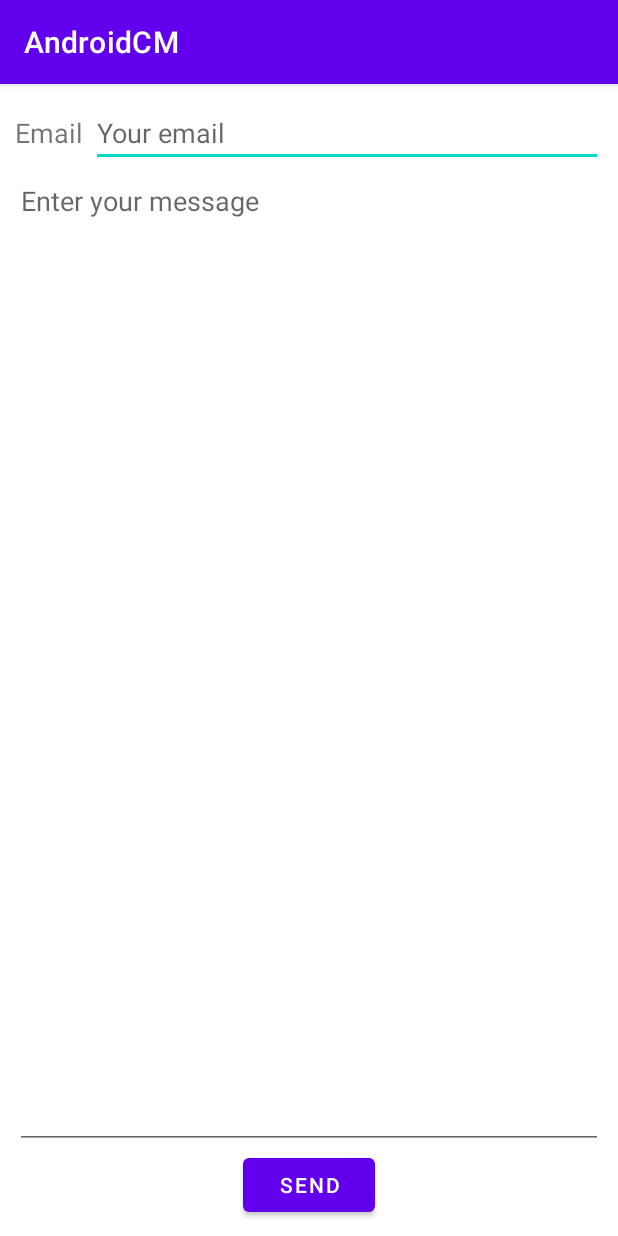
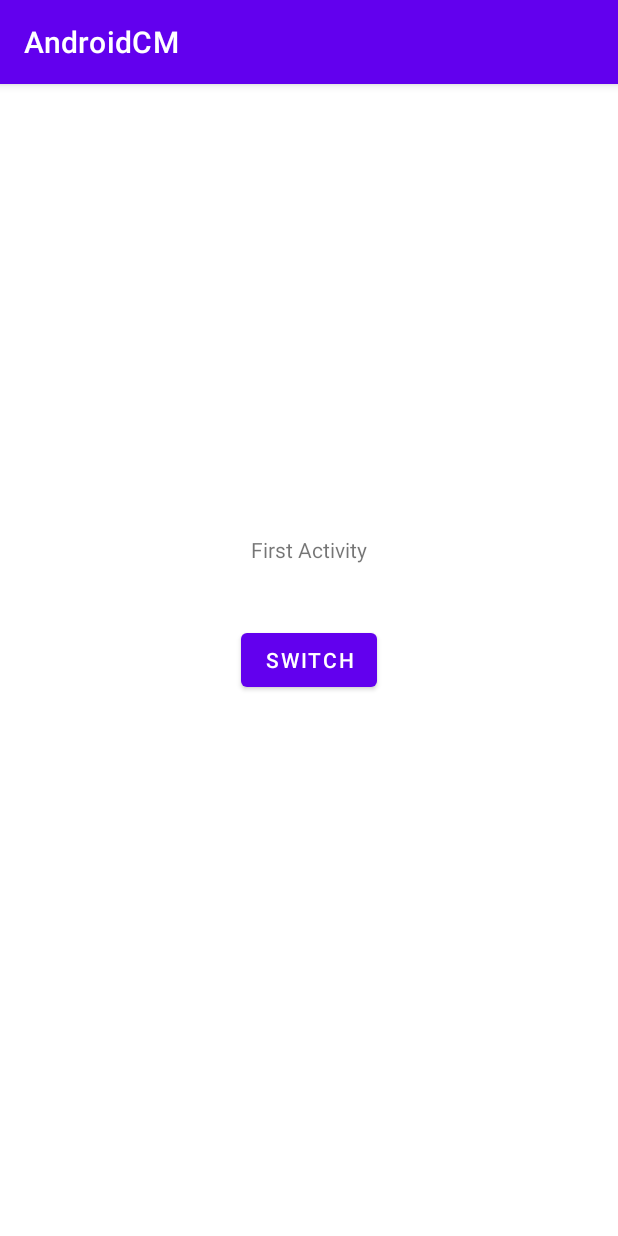
Before and after one commit to nthungvn/android-complete-masterclass, an Android app: the screen it shows after launch (MainActivity), on a phone screen of 412 x 824 dp. Run offline under Robolectric (Android 15) with nearby library versions, the phone set to English and light mode, and no system bars.

Commit message:
switch activity by intent

```diff
--- a/app/src/main/AndroidManifest.xml
+++ b/app/src/main/AndroidManifest.xml
@@ -9,6 +9,7 @@
         android:roundIcon="@mipmap/ic_launcher_round"
         android:supportsRtl="true"
         android:theme="@style/Theme.AndroidCM">
+        <activity android:name=".ActivityTwo"></activity>
         <activity android:name=".MainActivity">
             <intent-filter>
                 <action android:name="android.intent.action.MAIN" />
--- a/app/src/main/java/vn/vl/nthung/androidcm/MainActivity.java
+++ b/app/src/main/java/vn/vl/nthung/androidcm/MainActivity.java
@@ -1,17 +1,28 @@
 package vn.vl.nthung.androidcm;
 
+import android.content.Intent;
+import android.os.Bundle;
+import android.os.PersistableBundle;
+import android.util.Log;
+import android.view.View;
+
+import androidx.annotation.NonNull;
+import androidx.annotation.Nullable;
 import androidx.appcompat.app.AppCompatActivity;
 
-import android.os.Bundle;
-import android.view.View;
-import android.widget.EditText;
-import android.widget.TextView;
+public class MainActivity extends AppCompatActivity {
 
-public class MainActivity extends AppCompatActivity {
+    public static final String TAG = "MainActivity";
 
     @Override
     protected void onCreate(Bundle savedInstanceState) {
         super.onCreate(savedInstanceState);
         setContentView(R.layout.activity_main);
+        Log.i(TAG, "onCreate");
+    }
+
+    public void onSwitchButtonClicked(View e) {
+        Intent intent = new Intent(this, ActivityTwo.class);
+        startActivity(intent);
     }
 }
--- a/app/src/main/res/layout/activity_main.xml
+++ b/app/src/main/res/layout/activity_main.xml
@@ -1,5 +1,5 @@
 <?xml version="1.0" encoding="utf-8"?>
-<GridLayout xmlns:android="http://schemas.android.com/apk/res/android"
+<RelativeLayout xmlns:android="http://schemas.android.com/apk/res/android"
     xmlns:tools="http://schemas.android.com/tools"
     android:layout_width="match_parent"
     android:layout_height="match_parent"
@@ -11,32 +11,16 @@
     <TextView
         android:layout_width="wrap_content"
         android:layout_height="wrap_content"
-        android:layout_row="0"
-        android:layout_column="0"
-        android:text="Email"
-        android:textSize="18dp" />
-
-    <EditText
-        android:layout_row="0"
-        android:layout_column="1"
-        android:layout_gravity="fill_horizontal"
-        android:layout_marginLeft="5dp"
-        android:hint="Your email" />
-
-    <EditText
-        android:layout_row="1"
-        android:layout_column="0"
-        android:layout_columnSpan="2"
-        android:layout_gravity="fill"
-        android:gravity="top"
-        android:hint="Enter your message"
-
-        />
+        android:layout_above="@+id/switchButton"
+        android:layout_centerHorizontal="true"
+        android:layout_marginBottom="40dp"
+        android:text="First Activity" />
 
     <Button
-        android:layout_row="2"
-        android:layout_column="0"
-        android:layout_columnSpan="2"
-        android:layout_gravity="center_horizontal"
-        android:text="Send" />
-</GridLayout>
+        android:id="@+id/switchButton"
+        android:layout_width="wrap_content"
+        android:layout_height="wrap_content"
+        android:layout_centerInParent="true"
+        android:onClick="onSwitchButtonClicked"
+        android:text="Switch" />
+</RelativeLayout>
```
Also changed, not shown: app/src/main/java/vn/vl/nthung/androidcm/ActivityTwo.java (added, +14 -0 lines), app/src/main/res/layout/activity_two.xml (added, +15 -0 lines).
